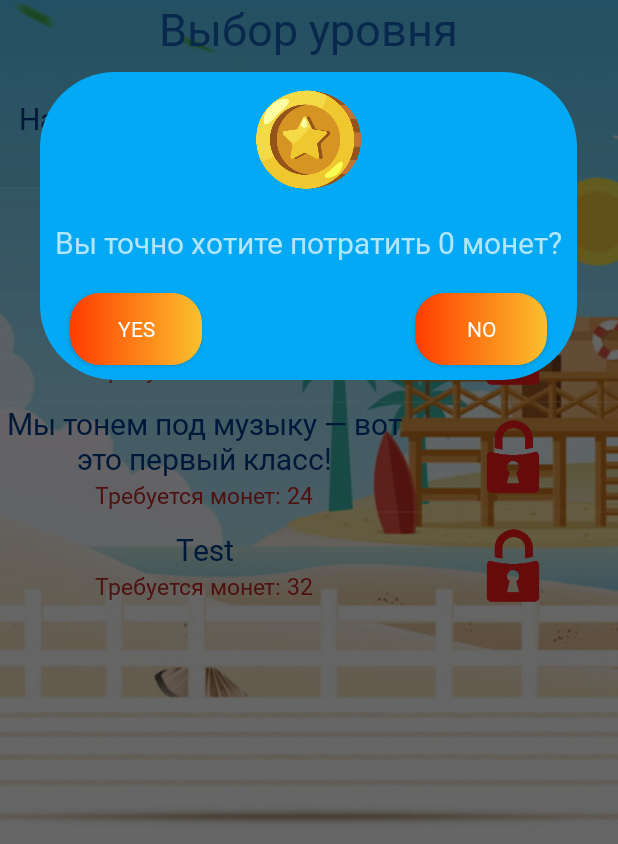
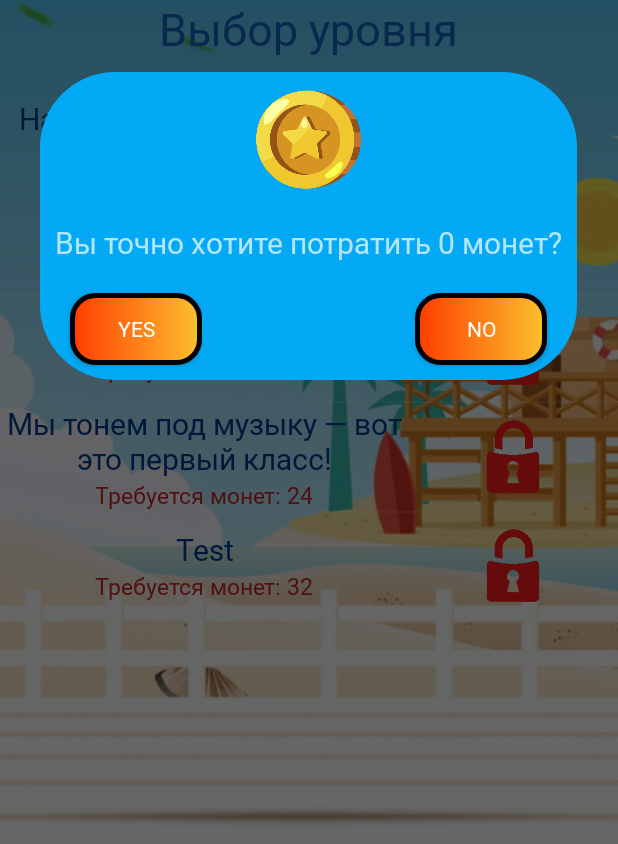
Before and after one commit to Policarp-wq/Quiz, an Android app: the LevelSelection screen opened directly, with no data from a screen before it, after a tap on "Наши любимые животные", on a phone screen of 412 x 824 dp, the part 392-1236 px from its top. Run offline under Robolectric (Android 15) with nearby library versions, the phone set to English and light mode, and no system bars.

Commit message:
*Added hearts *Added coins for successful complete

```diff
--- a/app/src/main/java/game/evgeha/logicalquiz/CommonLevel.java
+++ b/app/src/main/java/game/evgeha/logicalquiz/CommonLevel.java
@@ -3,6 +3,9 @@ package game.evgeha.logicalquiz;
 import androidx.annotation.NonNull;
 import androidx.appcompat.app.AppCompatActivity;
 
+import android.content.Context;
+import android.content.Intent;
+import android.content.SharedPreferences;
 import android.os.Bundle;
 import android.os.Handler;
 import android.os.Message;
@@ -11,7 +14,10 @@ import android.view.View;
 import android.view.Window;
 import android.view.WindowManager;
 import android.widget.Button;
+import android.widget.ImageView;
 import android.widget.TextView;
+
+import static game.evgeha.logicalquiz.MainActivity.coin_count;
 
 public class CommonLevel extends AppCompatActivity {
 
@@ -20,9 +26,12 @@ public class CommonLevel extends AppCompatActivity {
 
     private String[] vars = new String[4]; // Варианты ответов
 
-    private int numb = -1;
+    private int numb = -1, heartsCnt = 3;
+    private ImageView[] hearts = new ImageView[3];
 
-    private Handler handlerAns, handlerQuest_txt;
+    private SharedPreferences spCnt;
+
+    private Handler handlerAns, handlerQuest_txt, handlerHeart;
 
     @Override
     protected void onCreate(Bundle savedInstanceState) {
@@ -39,8 +48,16 @@ public class CommonLevel extends AppCompatActivity {
         ans4 = (Button) findViewById(R.id.ans4);
         question_txt = (TextView) findViewById(R.id.question_txt);
 
+        hearts[0] = (ImageView)findViewById(R.id.heart1);
+        hearts[1] = (ImageView)findViewById(R.id.heart2);
+        hearts[2] = (ImageView)findViewById(R.id.heart3);
+
         // Получаем массив вопросов для данного уровня
         String[] questions = getResources().getStringArray(R.array.animals_questions);
+
+        Intent intent = new Intent(CommonLevel.this, LevelSelection.class);
+
+        spCnt = getSharedPreferences("Coins", Context.MODE_PRIVATE);
 
         listener();
 
@@ -65,11 +82,21 @@ public class CommonLevel extends AppCompatActivity {
             }
         };
 
+        // Изменяем сердечко
+        handlerHeart = new Handler(){
+            @Override
+            public void handleMessage(@NonNull Message msg) {
+                int id = (int)msg.obj;
+                hearts[id].setImageResource(R.drawable.empty_heart);
+            }
+        };
+
         // Создаём отдельный поток для движения по этапам
         new Thread(){
             @Override
             public void run() {
                 for(int i = 0; i < questions.length / 5; ++i) {
+                    // Создаём класс вопроса и берём варианты ответа из него
                     Question question = new Question(questions, i * 5);
                     vars = question.getVars();
 
@@ -92,16 +119,37 @@ public class CommonLevel extends AppCompatActivity {
                         } catch (InterruptedException e) {
                             e.printStackTrace();
                         }
-
                         // Если какая-то кнопка нажата, то получаем её порядковый номер и сравнимаем ответ, принадлежащий данной кнопке с правильным
                         if(numb != -1) {
-                            if(vars[numb] == question.getAns())
-                                break;
+                            // Если ответ неправильный
+                            if(vars[numb] != question.getAns()){
+                                heartsCnt--;
+                                Message msg2 = new Message();
+                                msg2.obj = heartsCnt;
+                                handlerHeart.sendMessage(msg2);
+                            }
+                            break;
                         }
                     }
+
+                    // Если все жизни потрачены, то преждевременно переходим в лобби
+                    if(heartsCnt == 0)
+                        startActivity(intent);
+
                 }
+                // Добавляем монеты пользователю
+                coin_count += questions.length / 5 - (3 - heartsCnt);
+
+                // Обновляем количество монет пользователя
+                SharedPreferences.Editor editorCnt = spCnt.edit();
+                editorCnt.putInt("Coins", coin_count);
+                editorCnt.commit();
+
+                // Переходим в лобби
+                startActivity(intent);
             }
         }.start();
+
     }
 
     // Слушатель кнопок
--- a/app/src/main/res/drawable/custom_button.xml
+++ b/app/src/main/res/drawable/custom_button.xml
@@ -1,6 +1,7 @@
 <?xml version="1.0" encoding="utf-8"?>
 <shape xmlns:android="http://schemas.android.com/apk/res/android" android:shape="rectangle">
     <gradient android:angle="180" android:startColor="#fbc02d" android:endColor="#ff3d00"  ></gradient>
-    <corners android:radius="20dp"></corners>
+    <corners android:radius="15dp"></corners>
+    <stroke android:color="@color/black" android:width="3dp"></stroke>
 
 </shape>
--- a/app/src/main/res/values/Animals_level.xml
+++ b/app/src/main/res/values/Animals_level.xml
@@ -30,8 +30,8 @@
         <item>Выдра</item>
         <item>Броненосец</item>
         <item>Тасманский дьявол</item>
-        <item>Выдра</item>
-        <item>Самое долгоживущая птица</item>
+        <item>Ёж</item>
+        <item>Самая долгоживущая птица</item>
         <item>Ворон</item>
         <item>Мандаринка</item>
         <item>Свиристель</item>
```
Also changed, not shown: app/src/main/java/game/evgeha/logicalquiz/LevelSelection.java (+4 -4 lines), app/src/main/res/layout/activity_common_level.xml (+0 -7 lines).
